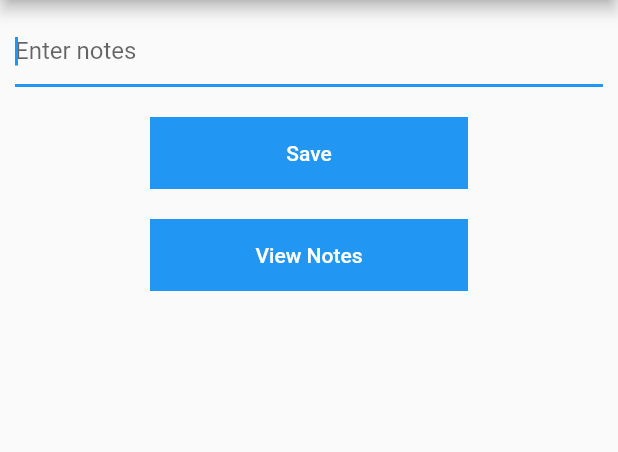
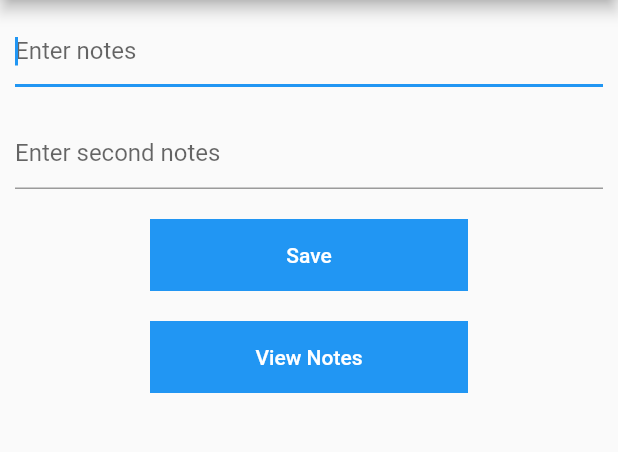
Before and after one commit to VershimaKelvin/ShareP_app, a Flutter app: the screen it shows after launch, after a tap on "Save", on a phone screen of 412 x 824 dp, the part 84-536 px from its top. Run offline on Flutter 3.47's test engine with Material 2 defaults, Android fonts, the phone set to English and light mode, and no system bars; our stand-ins replace fluttertoast, shared_preferences.

Commit message:
i added another textForm field and saved the inputted value locally using shared preferences, retrevied the saved value and displayed it on the viewnotes.dart screen.

```diff
--- a/lib/main.dart
+++ b/lib/main.dart
@@ -16,6 +16,7 @@ class MyApp extends StatefulWidget {
 
 class _MyAppState extends State<MyApp> {
   final myController =TextEditingController();
+  final secondController=TextEditingController();
   @override
   Widget build(BuildContext context) {
     return Scaffold(
@@ -41,12 +42,26 @@ class _MyAppState extends State<MyApp> {
                   cursorColor: Colors.blue,
                 ),
               ),
+              Padding(
+                padding: const EdgeInsets.all(10.0),
+                child: TextFormField(
+                  controller: secondController,
+                  decoration: const InputDecoration(
+                    hintText: 'Enter second notes',
+                  ),
+                  textAlign: TextAlign.start,
+                  showCursor: true,
+                  autofocus: true,
+                  cursorColor: Colors.blue,
+                ),
+              ),
               Container(
                 margin: const EdgeInsets.symmetric(vertical: 10,horizontal: 100),
                 color: Colors.blue,
                 child:  FlatButton(
                     onPressed: (){
-                      saveNotes(myController.text);
+                      saveNotes(myController.text,secondController.text);
+
                     },
                     child: const Text(
                         'Save',
@@ -55,6 +70,7 @@ class _MyAppState extends State<MyApp> {
                     ),),
                 ),
               ),
+
               Container(
                 margin: const EdgeInsets.symmetric(vertical: 10,horizontal: 100),
                 color: Colors.blue,
@@ -80,8 +96,9 @@ class _MyAppState extends State<MyApp> {
 
   }
 
-  saveNotes(String notes)async {
+  saveNotes(String notes,String notes2)async {
     SharedPreferences prefs = await SharedPreferences.getInstance();
    await prefs.setString('noteData', notes);
+    await prefs.setString('noteData2', notes2);
   }
 }
```
Also changed, not shown: lib/viewnotes.dart (+14 -2 lines).
